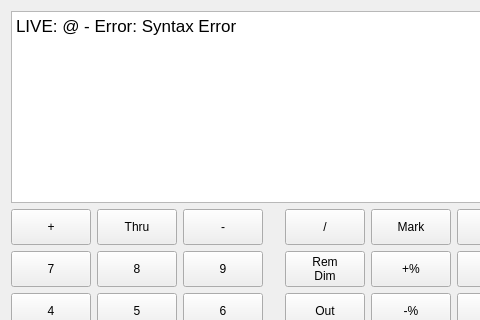
First picture: the form in src/boards/etc/eos/ui/eosform.ui, repository CoffeeCoder1/universal-focus-remote, before the edit; both pictures show x 0 to 480 and y 0 to 320 of the 650 by 600 pixel window.
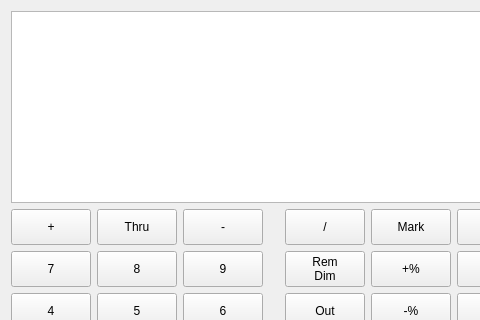
Second picture: the form after the edit. Custom widgets are drawn as their Qt base class.

```diff
--- a/src/boards/etc/eos/ui/eosform.ui
+++ b/src/boards/etc/eos/ui/eosform.ui
@@ -719,7 +719,7 @@
 li.unchecked::marker { content: &quot;\2610&quot;; }
 li.checked::marker { content: &quot;\2612&quot;; }
 &lt;/style&gt;&lt;/head&gt;&lt;body style=&quot; font-family:'.AppleSystemUIFont'; font-size:13pt; font-weight:400; font-style:normal;&quot;&gt;
-&lt;p style=&quot; margin-top:0px; margin-bottom:0px; margin-left:0px; margin-right:0px; -qt-block-indent:0; text-indent:0px;&quot;&gt;LIVE: @ - Error: Syntax Error&lt;/p&gt;&lt;/body&gt;&lt;/html&gt;</string>
+&lt;p style=&quot;-qt-paragraph-type:empty; margin-top:0px; margin-bottom:0px; margin-left:0px; margin-right:0px; -qt-block-indent:0; text-indent:0px;&quot;&gt;&lt;br /&gt;&lt;/p&gt;&lt;/body&gt;&lt;/html&gt;</string>
        </property>
       </widget>
      </item>
```
